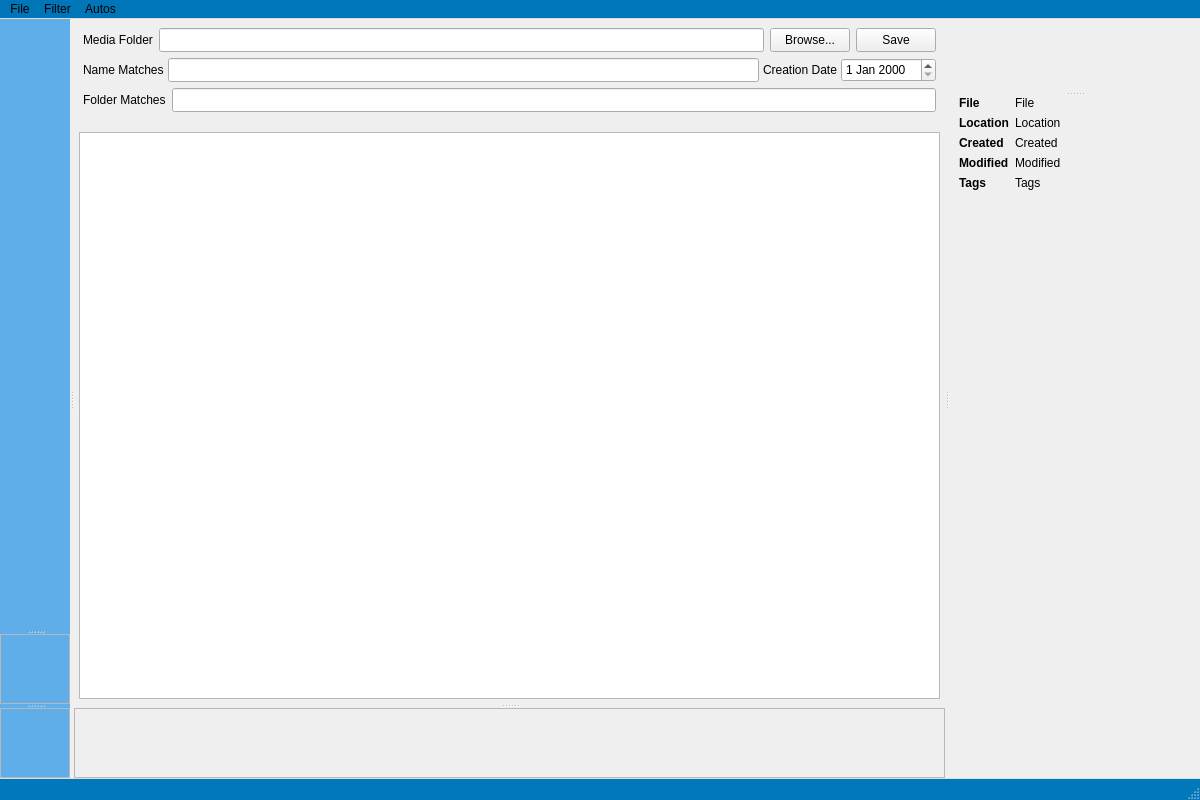
Above: mainwindow.ui from merrillaldrich/compendia before the change. Below: the same form after it.
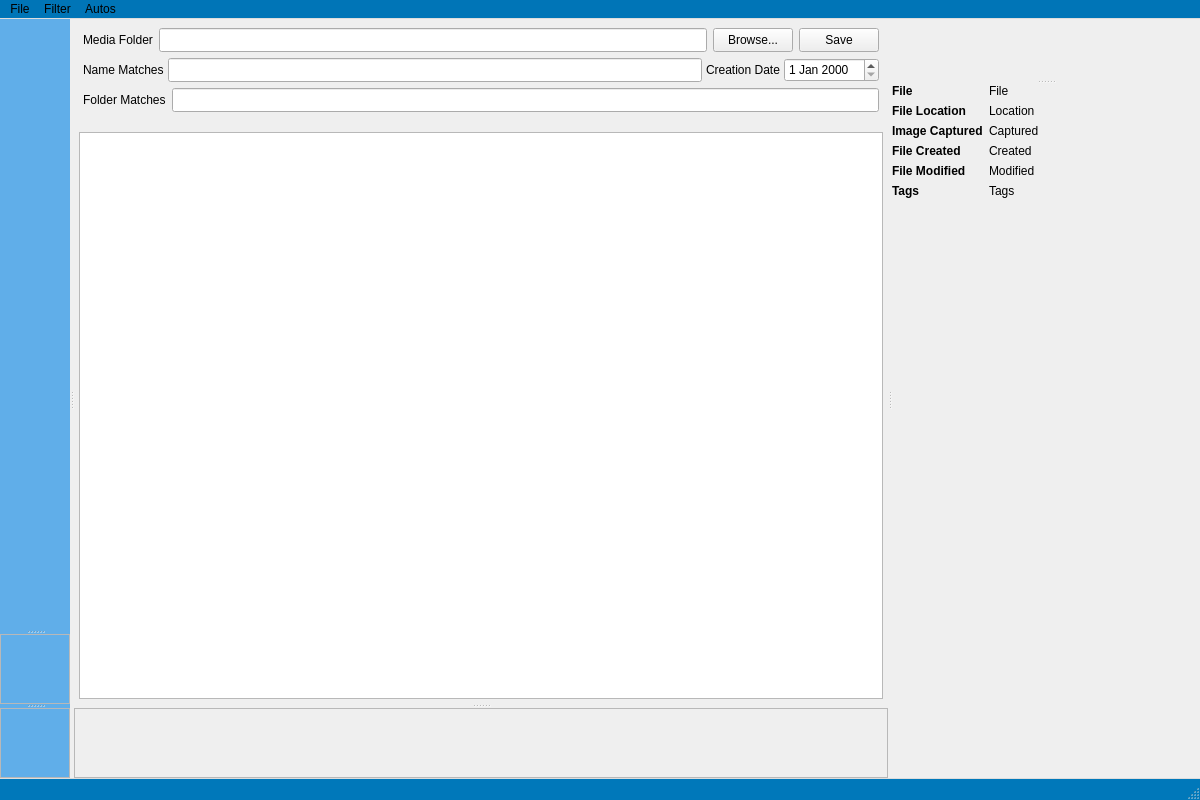
That is the form after the change. Custom widgets are drawn as their Qt base class.

What changed in the file:
```diff
--- a/mainwindow.ui
+++ b/mainwindow.ui
@@ -311,10 +311,7 @@
         </layout>
        </widget>
        <widget class="QWidget" name="previewWidget" native="true">
-        <layout class="QFormLayout" name="previewFormLayout">
-         <property name="leftMargin">
-          <number>10</number>
-         </property>
+        <layout class="QFormLayout" name="formLayout">
          <item row="0" column="0">
           <widget class="QLabel" name="previewFileNameLabel">
            <property name="font">
@@ -348,7 +345,7 @@
             </font>
            </property>
            <property name="text">
-            <string>Location</string>
+            <string>File Location</string>
            </property>
            <property name="alignment">
             <set>Qt::AlignmentFlag::AlignLeading|Qt::AlignmentFlag::AlignLeft|Qt::AlignmentFlag::AlignTop</set>
@@ -369,14 +366,14 @@
           </widget>
          </item>
          <item row="2" column="0">
-          <widget class="QLabel" name="previewFileCreatedLabel">
+          <widget class="QLabel" name="previewImageCapturedLabel">
            <property name="font">
             <font>
              <bold>true</bold>
             </font>
            </property>
            <property name="text">
-            <string>Created</string>
+            <string>Image Captured</string>
            </property>
            <property name="alignment">
             <set>Qt::AlignmentFlag::AlignLeading|Qt::AlignmentFlag::AlignLeft|Qt::AlignmentFlag::AlignTop</set>
@@ -384,9 +381,9 @@
           </widget>
          </item>
          <item row="2" column="1">
-          <widget class="QLabel" name="previewFileCreatedValue">
+          <widget class="QLabel" name="previewImageCapturedValue">
            <property name="text">
-            <string>Created</string>
+            <string>Captured</string>
            </property>
            <property name="alignment">
             <set>Qt::AlignmentFlag::AlignLeading|Qt::AlignmentFlag::AlignLeft|Qt::AlignmentFlag::AlignTop</set>
@@ -394,14 +391,14 @@
           </widget>
          </item>
          <item row="3" column="0">
-          <widget class="QLabel" name="previewFileModifiedLabel">
+          <widget class="QLabel" name="previewFileCreatedLabel">
            <property name="font">
             <font>
              <bold>true</bold>
             </font>
            </property>
            <property name="text">
-            <string>Modified</string>
+            <string>File Created</string>
            </property>
            <property name="alignment">
             <set>Qt::AlignmentFlag::AlignLeading|Qt::AlignmentFlag::AlignLeft|Qt::AlignmentFlag::AlignTop</set>
@@ -409,9 +406,9 @@
           </widget>
          </item>
          <item row="3" column="1">
-          <widget class="QLabel" name="previewFileModifiedValue">
+          <widget class="QLabel" name="previewFileCreatedValue">
            <property name="text">
-            <string>Modified</string>
+            <string>Created</string>
            </property>
            <property name="alignment">
             <set>Qt::AlignmentFlag::AlignLeading|Qt::AlignmentFlag::AlignLeft|Qt::AlignmentFlag::AlignTop</set>
@@ -419,6 +416,31 @@
           </widget>
          </item>
          <item row="4" column="0">
+          <widget class="QLabel" name="previewFileModifiedLabel">
+           <property name="font">
+            <font>
+             <bold>true</bold>
+            </font>
+           </property>
+           <property name="text">
+            <string>File Modified</string>
+           </property>
+           <property name="alignment">
+            <set>Qt::AlignmentFlag::AlignLeading|Qt::AlignmentFlag::AlignLeft|Qt::AlignmentFlag::AlignTop</set>
+           </property>
+          </widget>
+         </item>
+         <item row="4" column="1">
+          <widget class="QLabel" name="previewFileModifiedValue">
+           <property name="text">
+            <string>Modified</string>
+           </property>
+           <property name="alignment">
+            <set>Qt::AlignmentFlag::AlignLeading|Qt::AlignmentFlag::AlignLeft|Qt::AlignmentFlag::AlignTop</set>
+           </property>
+          </widget>
+         </item>
+         <item row="5" column="0">
           <widget class="QLabel" name="previewFileTagsLabel">
            <property name="font">
             <font>
@@ -433,7 +455,7 @@
            </property>
           </widget>
          </item>
-         <item row="4" column="1">
+         <item row="5" column="1">
           <widget class="QLabel" name="previewFileTagsValue">
            <property name="text">
             <string>Tags</string>
```
